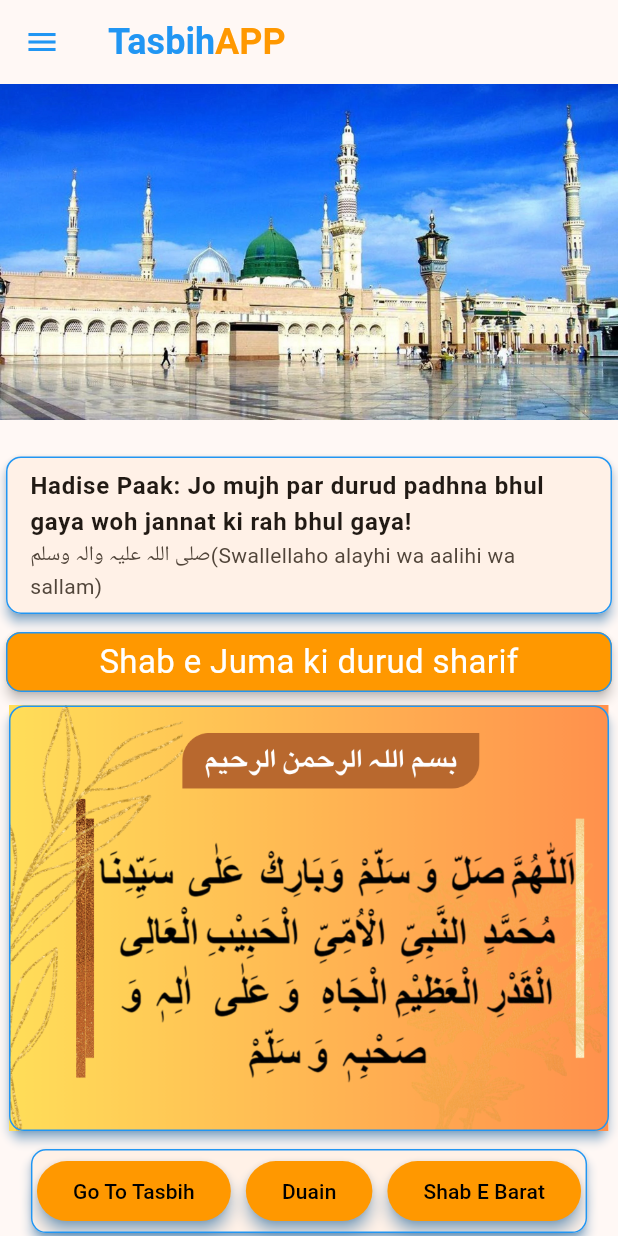
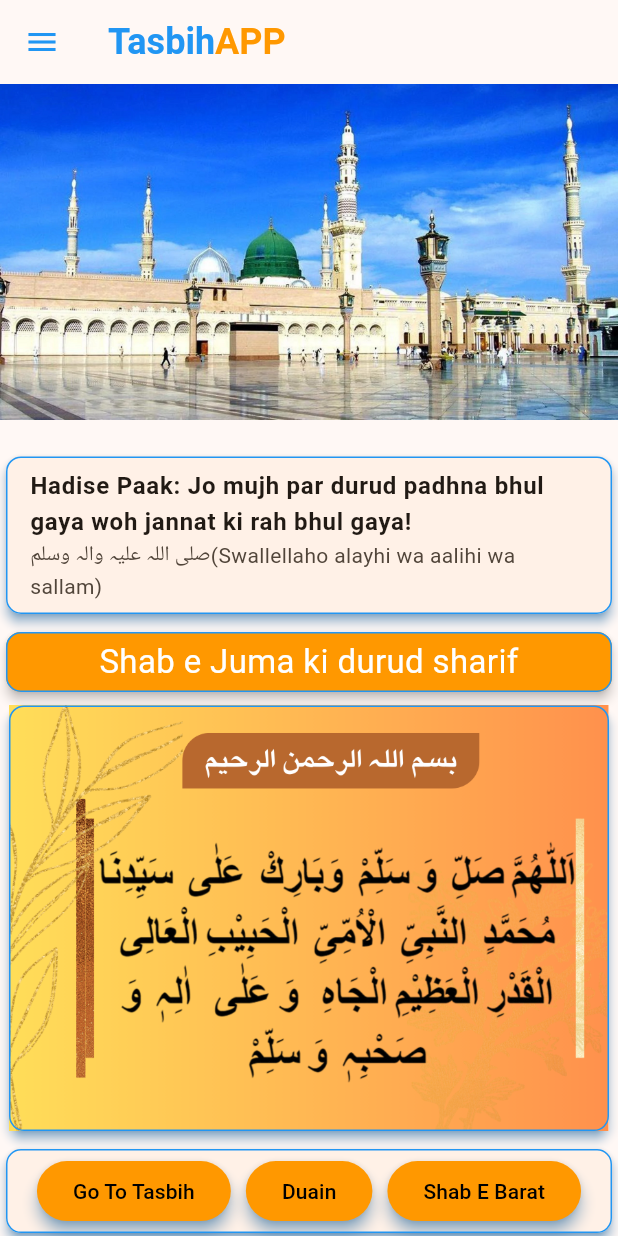
Before and after one commit to shossain786/tasbih, a Flutter app: the screen it shows after launch, on a phone screen of 412 x 824 dp. Run offline on Flutter 3.47's test engine with Material 3 defaults, Android fonts, the light colour scheme and no system bars; our stand-ins replace shared_preferences; missing offline and left inert: flutter_islamic_icons, flutter_vibrate.

Commit message:
script updated

```diff
--- a/lib/screens/home_screen.dart
+++ b/lib/screens/home_screen.dart
@@ -105,6 +105,8 @@ class HomePage extends StatelessWidget {
                   borderRadius:
                       BorderRadiusDirectional.all(Radius.circular(10)),
                 ),
+                child: SizedBox(
+                  width: double.infinity,
                   child: Column(
                     children: [
                       SingleChildScrollView(
@@ -112,7 +114,7 @@ class HomePage extends StatelessWidget {
                         child: Padding(
                           padding: const EdgeInsets.all(4.0),
                           child: Row(
-                          mainAxisAlignment: MainAxisAlignment.spaceEvenly,
+                            mainAxisAlignment: MainAxisAlignment.center,
                             children: [
                               ElevatedButton(
                                 style: ButtonStyle(
@@ -184,6 +186,7 @@ class HomePage extends StatelessWidget {
                     ],
                   ),
                 ),
+              ),
             ],
           ),
         ),
```
Lines whose indentation alone changed are shown as unchanged.
